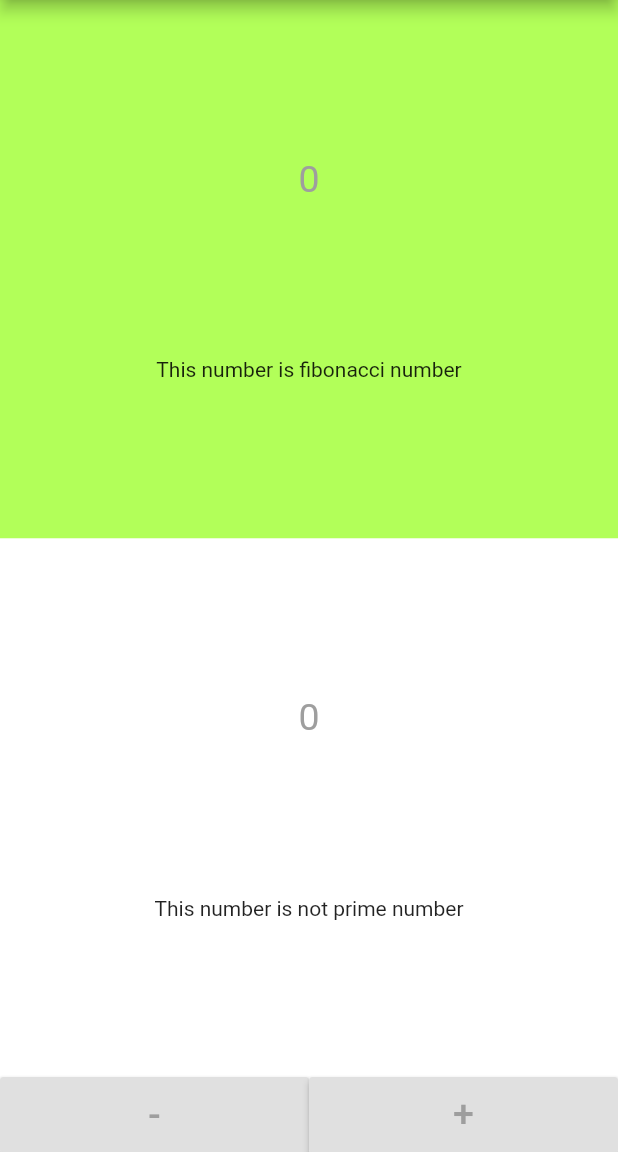
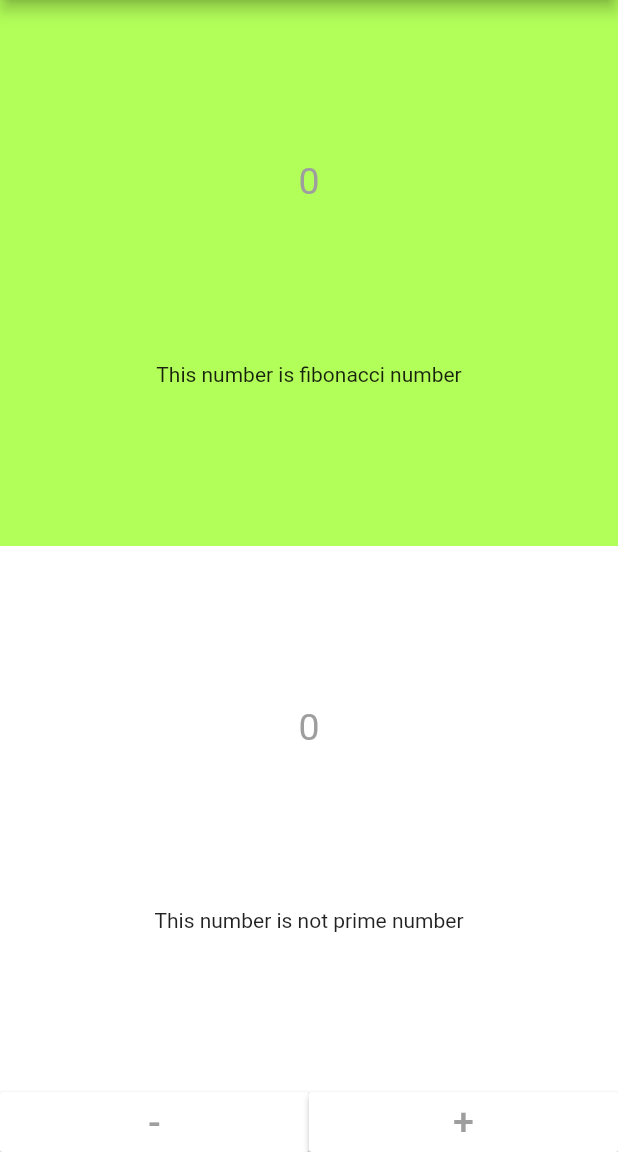
Before and after one commit to Pimmiiiu/FlutterApp, a Flutter app: the screen it shows after launch, on a phone screen of 412 x 824 dp, the part 84-1236 px from its top. Run offline on Flutter 3.47's test engine with Material 2 defaults, Android fonts, the phone set to English and light mode, and no system bars.

Commit message:
fix layout

```diff
--- a/lib/main.dart
+++ b/lib/main.dart
@@ -95,13 +95,11 @@ class _MyHomePageState extends State<MyHomePage> {
           });
         }
       }
-    }
-    else{
+    } else {
       setState(() {
         checkPrime = false;
       });
     }
-
   }
 
   void _getfibonacci(int fibonacci) {
@@ -134,6 +132,7 @@ class _MyHomePageState extends State<MyHomePage> {
         body: Column(
           children: [
             Expanded(
+                flex: 5,
                 child: Container(
                   width: double.infinity,
                   color: (checkFibonacci == true)
@@ -151,10 +150,12 @@ class _MyHomePageState extends State<MyHomePage> {
                   ),
                 )),
             Expanded(
+                flex: 5,
                 child: Container(
                   width: double.infinity,
-              color:
-                  (checkPrime == true) ? Colors.lightGreenAccent : Colors.white,
+                  color: (checkPrime == true)
+                      ? Colors.lightGreenAccent
+                      : Colors.white,
                   child: Column(
                     crossAxisAlignment: CrossAxisAlignment.center,
                     mainAxisAlignment: MainAxisAlignment.spaceEvenly,
@@ -170,20 +171,22 @@ class _MyHomePageState extends State<MyHomePage> {
               children: [
                 Expanded(
                     child: Container(
-                        height: 50,
+                  height: 40,
+                  child: RaisedButton(
                     color: Colors.white,
-                        child: RaisedButton(
                     onPressed: _decrementCounter,
                     child: Text('-', style: FontTheme.numberText),
-                        ))),
+                  ),
+                )),
                 Expanded(
                     child: Container(
-                        height: 50,
+                  height: 40,
+                  child: RaisedButton(
                     color: Colors.white,
-                        child: RaisedButton(
                     onPressed: _incrementCounter,
                     child: Text('+', style: FontTheme.numberText),
-                        ))),
+                  ),
+                )),
               ],
             ),
           ],
```
Lines whose indentation alone changed are shown as unchanged.
